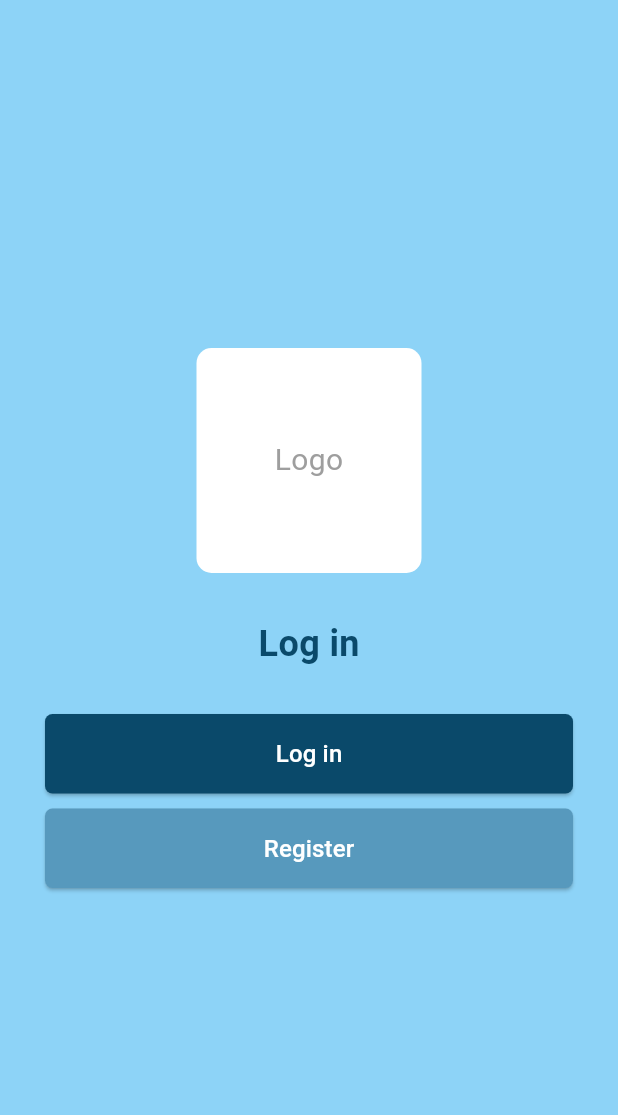
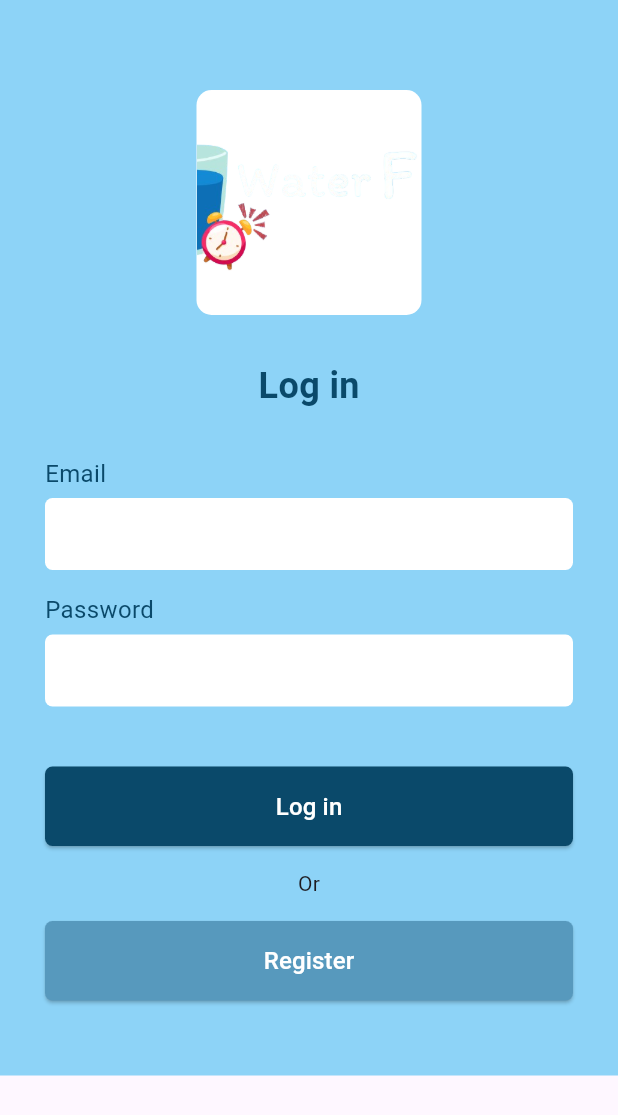
Before and after one commit to Maruuji24/water_fh, a Flutter app: the screen it shows after launch, on a phone screen of 412 x 824 dp. Shown: the top 1115 px of the screen. Run offline on Flutter 3.47's test engine with Material 3 defaults, Android fonts, the phone set to English and light mode, and no system bars.

Commit message:
ปรับ login
เพิ่ม assets กับ logo เข้าไปแล้วแต่รูปไม่ขึ้น ช่วยแก้ตรง pubspec.yaml

```diff
--- a/lib/login.dart
+++ b/lib/login.dart
@@ -10,32 +10,26 @@ class _LoginScreenState extends State<LoginScreen> {
   Widget build(BuildContext context) {
     return Scaffold(
       body: Container(
-        color: Color(0xFF8DD3F7), // Light blue background color
+        color: Color(0xFF8DD3F7),
         width: double.infinity,
         padding: EdgeInsets.symmetric(horizontal: 30),
+        child: SingleChildScrollView(  // เพิ่มตัวนี้กัน Overflow
           child: Column(
             mainAxisAlignment: MainAxisAlignment.center,
             crossAxisAlignment: CrossAxisAlignment.center,
             children: [
-            // Logo area
+              // Logo เปลี่ยนเป็นรูป
               Container(
                 width: 150,
                 height: 150,
-              margin: EdgeInsets.only(bottom: 30),
+                margin: EdgeInsets.only(bottom: 30, top: 60),
                 decoration: BoxDecoration(
                   color: Colors.white,
                   borderRadius: BorderRadius.circular(10),
                 ),
-              // This is a placeholder for your logo image
-              // You can replace it with Image.asset() or Image.network()
-              child: Center(
-                child: Text(
-                  "Logo",
-                  style: TextStyle(
-                    color: Colors.grey,
-                    fontSize: 20,
-                  ),
-                ),
+                child: Image.asset(
+                  "assets/image/logofh.png",
+                  fit: BoxFit.cover,
                 ),
               ),
 
@@ -48,11 +42,77 @@ class _LoginScreenState extends State<LoginScreen> {
                 ),
               ),
               SizedBox(height: 30),
+
+              Column(
+                crossAxisAlignment: CrossAxisAlignment.start,
+                children: [
+                  Text(
+                    "Email",
+                    style: TextStyle(
+                      color: Color(0xFF0A496A),
+                      fontSize: 16,
+                    ),
+                  ),
+                  SizedBox(height: 5),
                   Container(
-              width: double.infinity,
+                    width: double.infinity, // แก้ width ตรงนี้
+                    decoration: BoxDecoration(
+                      color: Colors.white,
+                      borderRadius: BorderRadius.circular(5),
+                    ),
+                    child: TextField(
+                      decoration: InputDecoration(
+                        contentPadding: EdgeInsets.symmetric(horizontal: 10),
+                        border: OutlineInputBorder(
+                          borderRadius: BorderRadius.circular(5),
+                          borderSide: BorderSide.none,
+                        ),
+                      ),
+                    ),
+                  ),
+                ],
+              ),
+
+              SizedBox(height: 15),
+
+              Column(
+                crossAxisAlignment: CrossAxisAlignment.start,
+                children: [
+                  Text(
+                    "Password",
+                    style: TextStyle(
+                      color: Color(0xFF0A496A),
+                      fontSize: 16,
+                    ),
+                  ),
+                  SizedBox(height: 5),
+                  Container(
+                    width: double.infinity, // แก้ width ตรงนี้
+                    decoration: BoxDecoration(
+                      color: Colors.white,
+                      borderRadius: BorderRadius.circular(5),
+                    ),
+                    child: TextField(
+                      obscureText: true,
+                      decoration: InputDecoration(
+                        contentPadding: EdgeInsets.symmetric(horizontal: 10),
+                        border: OutlineInputBorder(
+                          borderRadius: BorderRadius.circular(5),
+                          borderSide: BorderSide.none,
+                        ),
+                      ),
+                    ),
+                  ),
+                ],
+              ),
+
+              SizedBox(height: 40),
+
+              Container(
+                width: double.infinity, // แก้ width ตรงนี้
                 child: ElevatedButton(
                   onPressed: () {
-                  // กดแล้วไปไหน
+                    // กด login แล้วให้ไปไหน
                   },
                   style: ElevatedButton.styleFrom(
                     backgroundColor: Color(0xFF0A496A),
@@ -70,12 +130,17 @@ class _LoginScreenState extends State<LoginScreen> {
                   ),
                 ),
               ),
-            SizedBox(height: 10), //เว้นบรรทัดนะอันนี้
+
+              SizedBox(height: 15),
+              Text("Or"),
+              SizedBox(height: 15),
+
+              // Register button
               Container(
                 width: double.infinity,
                 child: ElevatedButton(
                   onPressed: () {
-                  // กดละไปไหนดี
+                    // กด register แล้วจะให้ไปไหน
                   },
                   style: ElevatedButton.styleFrom(
                     backgroundColor: Color(0xFF5799BD),
@@ -93,7 +158,10 @@ class _LoginScreenState extends State<LoginScreen> {
                   ),
                 ),
               ),
+
+              SizedBox(height: 50), // เผื่อระยะขอบล่าง
             ],
+          ),
         ),
       ),
     );
--- a/pubspec.yaml
+++ b/pubspec.yaml
@@ -58,8 +58,8 @@ flutter:
   uses-material-design: true
 
   # To add assets to your application, add an assets section, like this:
-  # assets:
-  #   - images/a_dot_burr.jpeg
+  assets:
+    - assets/image
   #   - images/a_dot_ham.jpeg
 
   # An image asset can refer to one or more resolution-specific "variants", see
```
Also changed, not shown: assets/image/logofh.png (added). Lines whose indentation alone changed are shown as unchanged.
